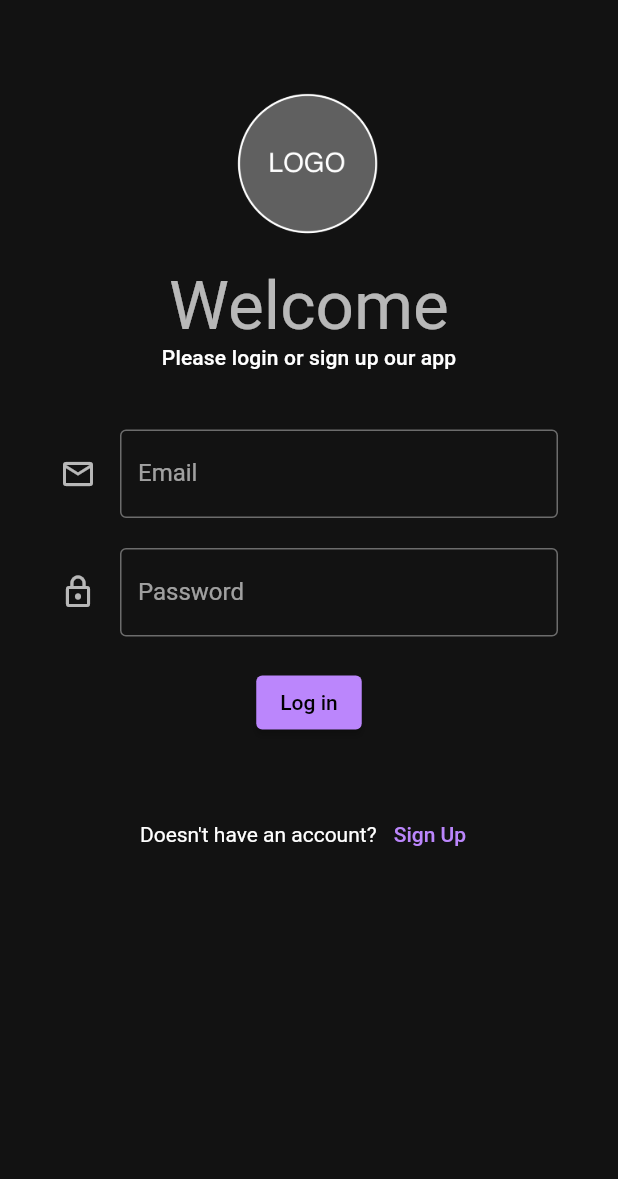
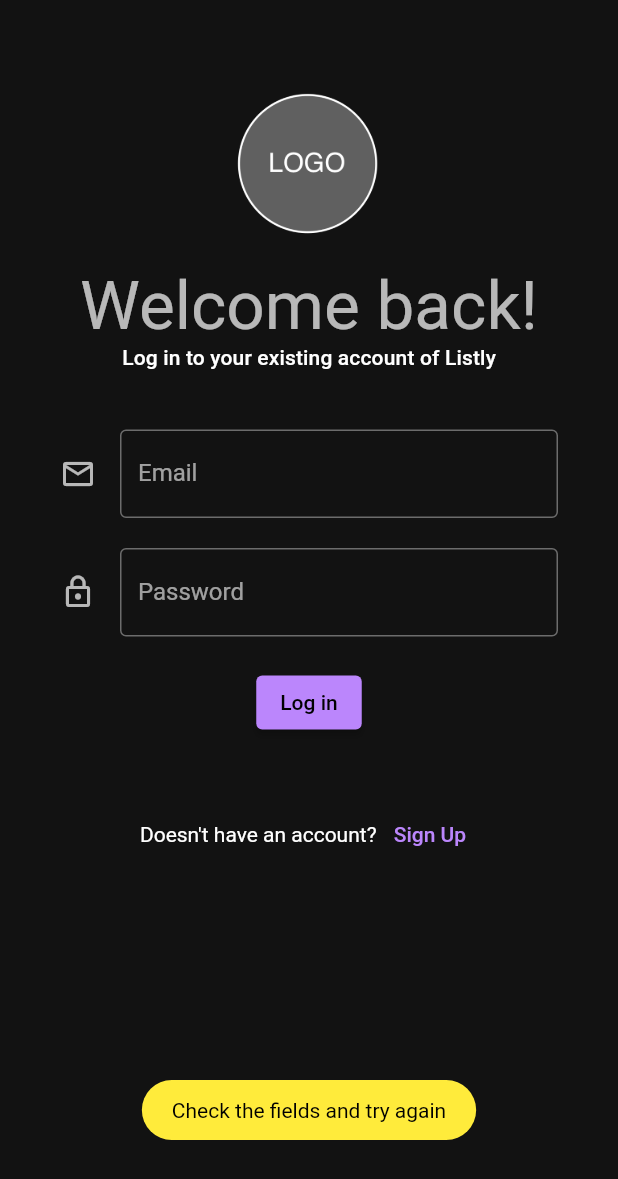
Before and after one commit to Listly-org/listly-app, a Flutter app: the screen it shows after launch, after a tap on "Log in", on a phone screen of 412 x 824 dp. Shown: the top 1179 px of the screen. Run offline on Flutter 3.47's test engine with Material 2 defaults, Android fonts, the phone set to English and light mode, and no system bars; drawn by our look-alikes of flutter_form_builder; our stand-ins replace dio, flutter_dotenv, fluttertoast, form_builder_validators.

Commit message:
Fix: Minor adjustments in login page

```diff
--- a/lib/pages/login_page.dart
+++ b/lib/pages/login_page.dart
@@ -3,6 +3,7 @@
 import 'package:flutter_form_builder/flutter_form_builder.dart';
 import 'package:form_builder_validators/form_builder_validators.dart';
 import 'package:listly/services/api_service.dart';
+import 'package:listly/services/toast_service.dart';
 
 class LoginPage extends StatefulWidget {
     const LoginPage({super.key});
@@ -14,27 +15,17 @@
 }
 
 class LoginPageState extends State<LoginPage> {
+    ToastService toast = ToastService();
     ApiService api = ApiService();
+
     final formKey = GlobalKey<FormBuilderState>();
 
     void submit() {
         final formData = formKey.currentState?.value;
-        debugPrint(jsonEncode(formData));
 
         api.post('/login', formData)
             .then((value) {
                 debugPrint(value.toString());
-            })
-            .catchError((onError) {
-                ScaffoldMessenger.of(context).showSnackBar(
-                    SnackBar(
-                        content: Text('Something wrong happened, try again'),
-                        action: SnackBarAction(
-                            label: 'OK',
-                            onPressed: () {},
-                        ),
-                    )
-                );
             });
     }
 
@@ -51,11 +42,11 @@
                         width: MediaQuery.of(context).size.width / 3
                     ),
                     Text(
-                        'Welcome',
+                        'Welcome back!',
                         style: Theme.of(context).textTheme.headline3
                     ),
                     Text(
-                        'Please login or sign up our app',
+                        'Log in to your existing account of Listly',
                         style: Theme.of(context).textTheme.subtitle2,
                     ),
                     SizedBox(height: 40),
@@ -95,7 +86,12 @@
                             ElevatedButton(
                                 onPressed: () {
                                     formKey.currentState!.save();
-                                    if(formKey.currentState!.isValid) submit();
+                                    formKey.currentState!.validate();
+                                    if(formKey.currentState!.isValid) {
+                                        submit();
+                                    } else {
+                                        toast.displayToast('Check the fields and try again', 'info');
+                                    }
                                 },
                                 child: Text('Log in'),
                             )
```
